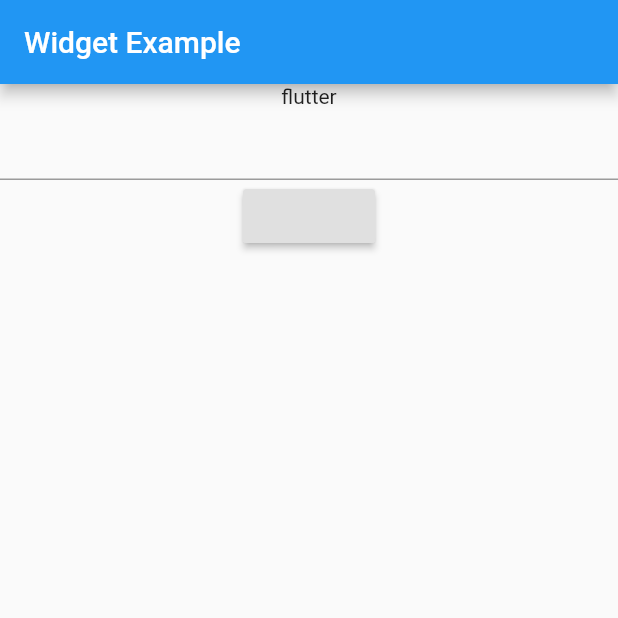
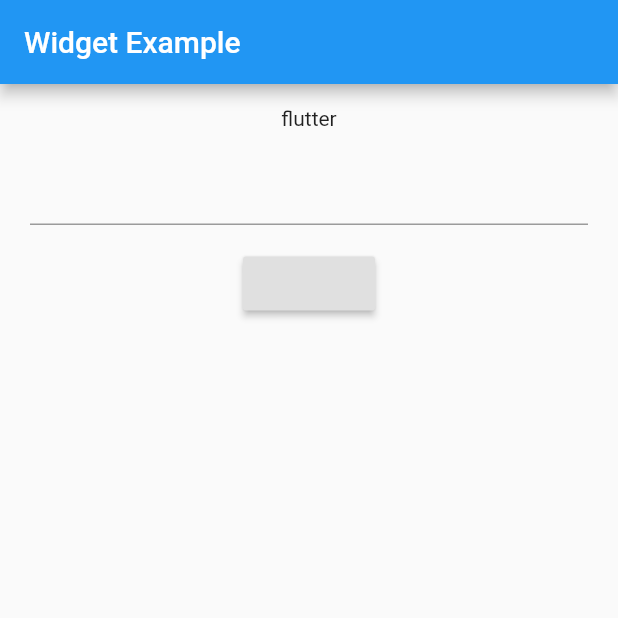
Before and after one commit to junhaesung/flutter-do-it-adder, a Flutter app: the screen it shows after launch, on a phone screen of 412 x 824 dp, the top half of it. Run offline on Flutter 3.47's test engine with Material 2 defaults, Android fonts, the phone set to English and light mode, and no system bars.

Commit message:
3단계: Padding 을 사용해 위젯 사이의 간격을 벌려 봅시다

```diff
--- a/lib/main.dart
+++ b/lib/main.dart
@@ -24,12 +24,16 @@ class _WidgetExampleState extends State<WidgetApp> {
         title: Text('Widget Example'),
       ),
       body: Container(
-        child: Center(child: Column(
+        child: Center(
+            child: Column(
           children: <Widget>[
-            Text('flutter'),
-            TextField(),
-            RaisedButton(onPressed: () {
-            })
+            Padding(padding: EdgeInsets.all(15), child: Text('flutter')),
+            Padding(
+                padding: EdgeInsets.only(left: 20, right: 20),
+                child: TextField()),
+            Padding(
+                padding: EdgeInsets.all(15),
+                child: RaisedButton(onPressed: () {}))
           ],
         )),
       ),
```
